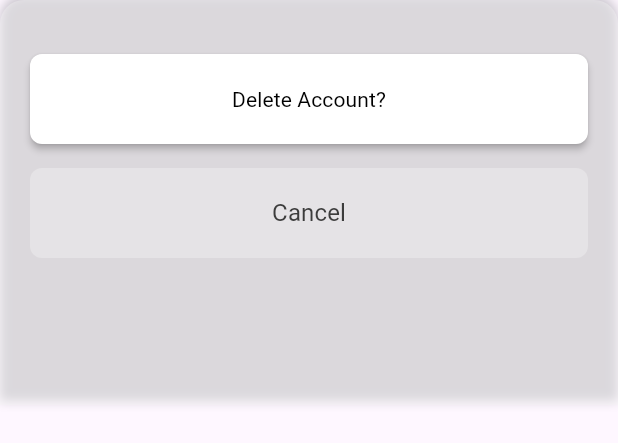
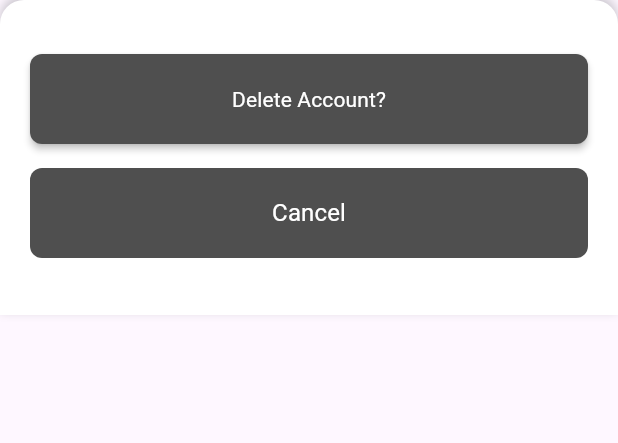
Before and after one commit to nextstopaaron/mousecreditsv2, a Flutter app: the DeleteWidget widget shown alone on an empty page, opened directly, on a phone screen of 412 x 824 dp. Shown: the top 443 px of the screen. Run offline on Flutter 3.47's test engine with Material 3 defaults, Android fonts, the phone set to English and light mode, and no system bars; drawn by our look-alikes of auto_size_text; our stand-ins replace cloud_firestore, dropdown_button2, easy_debounce, equatable, firebase_auth, firebase_core and 15 more; missing offline and left inert: aligned_tooltip, json_path, mime_type, text_search; accounts and stored records are empty; Roboto replaces fonts that are missing (Lexend Deca, Readex Pro).

Commit message:
Updating to latest FlutterFlow output.

```diff
--- a/lib/add_cred/add_cred_widget.dart
+++ b/lib/add_cred/add_cred_widget.dart
@@ -9,7 +9,7 @@ import '/flutter_flow/flutter_flow_util.dart';
 import '/flutter_flow/flutter_flow_widgets.dart';
 import '/flutter_flow/form_field_controller.dart';
 import '/pages/components/nonetoshow/nonetoshow_widget.dart';
-import '/pages/components/share_cred/share_cred_widget.dart';
+import '/pages/share_cred/share_cred_widget.dart';
 import 'dart:async';
 import 'package:aligned_tooltip/aligned_tooltip.dart';
 import 'package:easy_debounce/easy_debounce.dart';
--- a/lib/home/home_widget.dart
+++ b/lib/home/home_widget.dart
@@ -6,8 +6,8 @@ import '/flutter_flow/flutter_flow_util.dart';
 import '/flutter_flow/flutter_flow_widgets.dart';
 import '/pages/components/addthings/addthings_widget.dart';
 import '/pages/components/nonetoshow/nonetoshow_widget.dart';
-import '/pages/components/share_stats/share_stats_widget.dart';
 import '/pages/components/submit_credit/submit_credit_widget.dart';
+import '/pages/share_stats/share_stats_widget.dart';
 import '/flutter_flow/custom_functions.dart' as functions;
 import 'dart:async';
 import 'package:flutter/gestures.dart';
--- a/lib/pages/components/delete/delete_widget.dart
+++ b/lib/pages/components/delete/delete_widget.dart
@@ -45,9 +45,9 @@ class _DeleteWidgetState extends State<DeleteWidget> {
 
     return Container(
       width: double.infinity,
-      height: 270.0,
+      height: 210.0,
       decoration: BoxDecoration(
-        color: FlutterFlowTheme.of(context).secondaryBackground,
+        color: FlutterFlowTheme.of(context).primaryBackground,
         boxShadow: const [
           BoxShadow(
             blurRadius: 5.0,
@@ -92,8 +92,11 @@ class _DeleteWidgetState extends State<DeleteWidget> {
                   padding: const EdgeInsetsDirectional.fromSTEB(0.0, 0.0, 0.0, 0.0),
                   iconPadding:
                       const EdgeInsetsDirectional.fromSTEB(0.0, 0.0, 0.0, 0.0),
-                  color: FlutterFlowTheme.of(context).primaryBackground,
-                  textStyle: FlutterFlowTheme.of(context).bodyLarge,
+                  color: FlutterFlowTheme.of(context).secondary,
+                  textStyle: FlutterFlowTheme.of(context).bodyLarge.override(
+                        fontFamily: 'Readex Pro',
+                        color: FlutterFlowTheme.of(context).primaryBackground,
+                      ),
                   elevation: 2.0,
                   borderSide: const BorderSide(
                     color: Colors.transparent,
@@ -115,10 +118,10 @@ class _DeleteWidgetState extends State<DeleteWidget> {
                   padding: const EdgeInsetsDirectional.fromSTEB(0.0, 0.0, 0.0, 0.0),
                   iconPadding:
                       const EdgeInsetsDirectional.fromSTEB(0.0, 0.0, 0.0, 0.0),
-                  color: FlutterFlowTheme.of(context).secondaryBackground,
+                  color: FlutterFlowTheme.of(context).secondary,
                   textStyle: FlutterFlowTheme.of(context).titleSmall.override(
                         fontFamily: 'Lexend Deca',
-                        color: FlutterFlowTheme.of(context).secondaryText,
+                        color: FlutterFlowTheme.of(context).primaryBackground,
                         fontSize: 16.0,
                         fontWeight: FontWeight.normal,
                       ),
--- a/lib/pages/components/shareconfirm/shareconfirm_widget.dart
+++ b/lib/pages/components/shareconfirm/shareconfirm_widget.dart
@@ -42,7 +42,7 @@ class _ShareconfirmWidgetState extends State<ShareconfirmWidget> {
     context.watch<FFAppState>();
 
     return Container(
-      height: 250.0,
+      height: 275.0,
       decoration: BoxDecoration(
         color: FlutterFlowTheme.of(context).primaryBackground,
       ),
--- a/lib/pages/components/submit_credit/submit_credit_widget.dart
+++ b/lib/pages/components/submit_credit/submit_credit_widget.dart
@@ -77,7 +77,7 @@ class _SubmitCreditWidgetState extends State<SubmitCreditWidget>
 
     return Container(
       width: MediaQuery.sizeOf(context).width * 1.0,
-      height: 230.0,
+      height: 275.0,
       decoration: BoxDecoration(
         color: FlutterFlowTheme.of(context).primaryBackground,
       ),
--- a/lib/pages/components/share_stats/share_stats_widget.dart
+++ b/lib/pages/share_stats/share_stats_widget.dart
@@ -53,7 +53,7 @@ class _ShareStatsWidgetState extends State<ShareStatsWidget> {
     return Padding(
       padding: const EdgeInsetsDirectional.fromSTEB(0.0, 10.0, 0.0, 0.0),
       child: Container(
-        height: 250.0,
+        height: 275.0,
         decoration: BoxDecoration(
           color: FlutterFlowTheme.of(context).primaryBackground,
         ),
```
Also changed, not shown: lib/add_badge/add_badge_widget.dart (+13 -13 lines), lib/pages/share_cred/share_cred_model.dart (renamed from lib/pages/components/share_cred/share_cred_model.dart), lib/pages/share_cred/share_cred_widget.dart (renamed from lib/pages/components/share_cred/share_cred_widget.dart), lib/pages/share_stats/share_stats_model.dart (renamed from lib/pages/components/share_stats/share_stats_model.dart).
